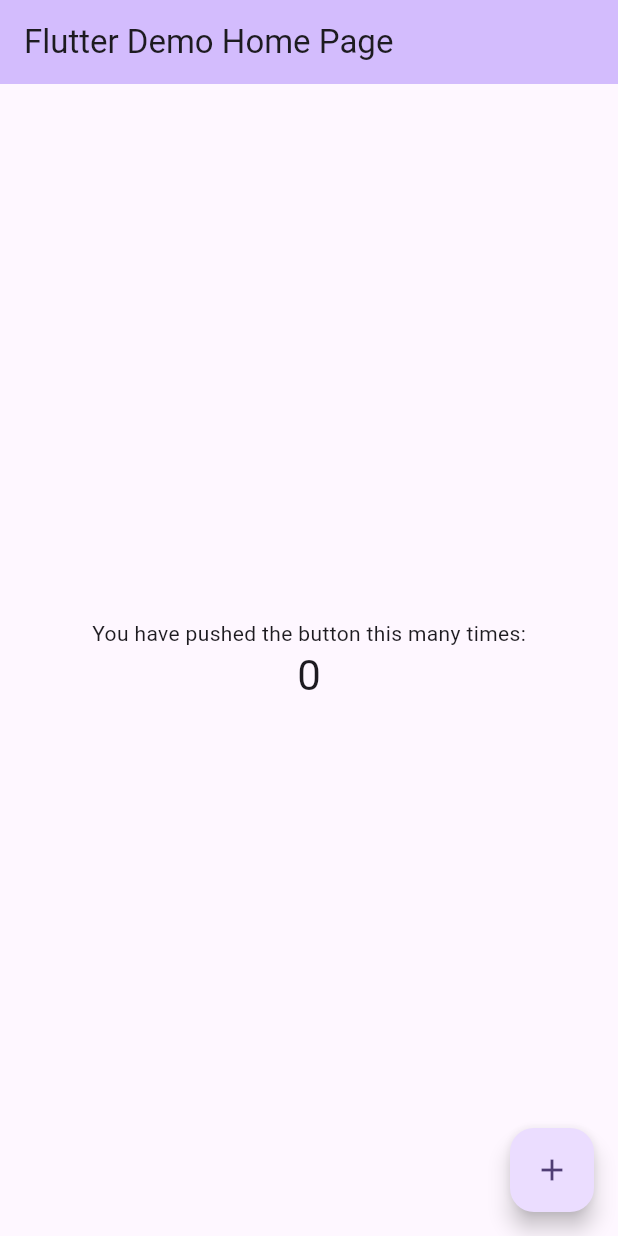
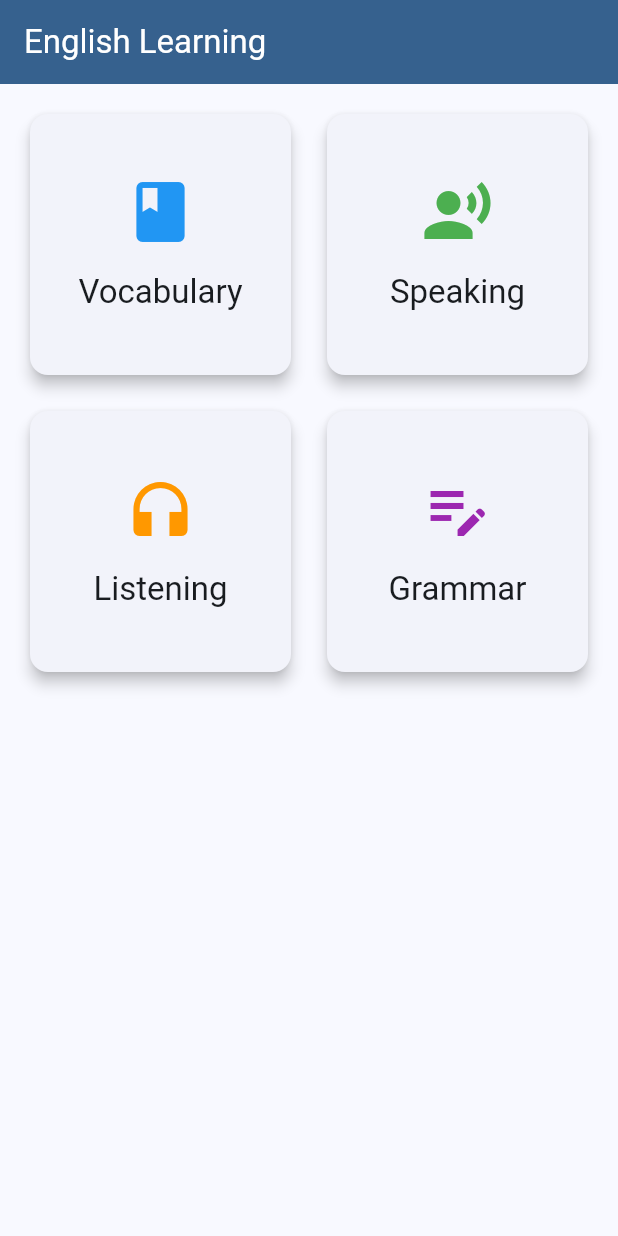
Before and after one commit to wl-chase-1/english_learning_app, a Flutter app: the screen it shows after launch, on a phone screen of 412 x 824 dp. Run offline on Flutter 3.47's test engine with Material 3 defaults, Android fonts, the phone set to English and light mode, and no system bars.

Commit message:
refactor: update app title and restructure main page layout

```diff
--- a/lib/main.dart
+++ b/lib/main.dart
@@ -7,116 +7,106 @@ void main() {
 class MyApp extends StatelessWidget {
   const MyApp({super.key});
 
-  // This widget is the root of your application.
   @override
   Widget build(BuildContext context) {
     return MaterialApp(
-      title: 'Flutter Demo',
+      title: 'English Learning App',
       theme: ThemeData(
-        // This is the theme of your application.
-        //
-        // TRY THIS: Try running your application with "flutter run". You'll see
-        // the application has a purple toolbar. Then, without quitting the app,
-        // try changing the seedColor in the colorScheme below to Colors.green
-        // and then invoke "hot reload" (save your changes or press the "hot
-        // reload" button in a Flutter-supported IDE, or press "r" if you used
-        // the command line to start the app).
-        //
-        // Notice that the counter didn't reset back to zero; the application
-        // state is not lost during the reload. To reset the state, use hot
-        // restart instead.
-        //
-        // This works for code too, not just values: Most code changes can be
-        // tested with just a hot reload.
-        colorScheme: ColorScheme.fromSeed(seedColor: Colors.deepPurple),
+        colorScheme: ColorScheme.fromSeed(seedColor: Colors.blue),
+        useMaterial3: true,
       ),
-      home: const MyHomePage(title: 'Flutter Demo Home Page'),
+      home: const HomePage(),
     );
   }
 }
 
-class MyHomePage extends StatefulWidget {
-  const MyHomePage({super.key, required this.title});
-
-  // This widget is the home page of your application. It is stateful, meaning
-  // that it has a State object (defined below) that contains fields that affect
-  // how it looks.
-
-  // This class is the configuration for the state. It holds the values (in this
-  // case the title) provided by the parent (in this case the App widget) and
-  // used by the build method of the State. Fields in a Widget subclass are
-  // always marked "final".
-
-  final String title;
-
-  @override
-  State<MyHomePage> createState() => _MyHomePageState();
-}
-
-class _MyHomePageState extends State<MyHomePage> {
-  int _counter = 0;
-
-  void _incrementCounter() {
-    setState(() {
-      // This call to setState tells the Flutter framework that something has
-      // changed in this State, which causes it to rerun the build method below
-      // so that the display can reflect the updated values. If we changed
-      // _counter without calling setState(), then the build method would not be
-      // called again, and so nothing would appear to happen.
-      _counter++;
-    });
-  }
+class HomePage extends StatelessWidget {
+  const HomePage({super.key});
 
   @override
   Widget build(BuildContext context) {
-    // This method is rerun every time setState is called, for instance as done
-    // by the _incrementCounter method above.
-    //
-    // The Flutter framework has been optimized to make rerunning build methods
-    // fast, so that you can just rebuild anything that needs updating rather
-    // than having to individually change instances of widgets.
     return Scaffold(
       appBar: AppBar(
-        // TRY THIS: Try changing the color here to a specific color (to
-        // Colors.amber, perhaps?) and trigger a hot reload to see the AppBar
-        // change color while the other colors stay the same.
-        backgroundColor: Theme.of(context).colorScheme.inversePrimary,
-        // Here we take the value from the MyHomePage object that was created by
-        // the App.build method, and use it to set our appbar title.
-        title: Text(widget.title),
+        title: const Text('English Learning'),
+        backgroundColor: Theme.of(context).colorScheme.primary,
+        foregroundColor: Colors.white,
       ),
-      body: Center(
-        // Center is a layout widget. It takes a single child and positions it
-        // in the middle of the parent.
-        child: Column(
-          // Column is also a layout widget. It takes a list of children and
-          // arranges them vertically. By default, it sizes itself to fit its
-          // children horizontally, and tries to be as tall as its parent.
-          //
-          // Column has various properties to control how it sizes itself and
-          // how it positions its children. Here we use mainAxisAlignment to
-          // center the children vertically; the main axis here is the vertical
-          // axis because Columns are vertical (the cross axis would be
-          // horizontal).
-          //
-          // TRY THIS: Invoke "debug painting" (choose the "Toggle Debug Paint"
-          // action in the IDE, or press "p" in the console), to see the
-          // wireframe for each widget.
-          mainAxisAlignment: MainAxisAlignment.center,
-          children: <Widget>[
-            const Text('You have pushed the button this many times:'),
-            Text(
-              '$_counter',
-              style: Theme.of(context).textTheme.headlineMedium,
+      body: Padding(
+        padding: const EdgeInsets.all(16.0),
+        child: GridView.count(
+          crossAxisCount: 2,
+          mainAxisSpacing: 16.0,
+          crossAxisSpacing: 16.0,
+          children: [
+            _buildFeatureCard(
+              context,
+              icon: Icons.book,
+              title: 'Vocabulary',
+              color: Colors.blue,
+              onTap: () {
+                // TODO: Navigate to vocabulary page
+              },
+            ),
+            _buildFeatureCard(
+              context,
+              icon: Icons.record_voice_over,
+              title: 'Speaking',
+              color: Colors.green,
+              onTap: () {
+                // TODO: Navigate to speaking practice page
+              },
+            ),
+            _buildFeatureCard(
+              context,
+              icon: Icons.headphones,
+              title: 'Listening',
+              color: Colors.orange,
+              onTap: () {
+                // TODO: Navigate to listening practice page
+              },
+            ),
+            _buildFeatureCard(
+              context,
+              icon: Icons.edit_note,
+              title: 'Grammar',
+              color: Colors.purple,
+              onTap: () {
+                // TODO: Navigate to grammar page
+              },
             ),
           ],
         ),
       ),
-      floatingActionButton: FloatingActionButton(
-        onPressed: _incrementCounter,
-        tooltip: 'Increment',
-        child: const Icon(Icons.add),
-      ), // This trailing comma makes auto-formatting nicer for build methods.
+    );
+  }
+
+  Widget _buildFeatureCard(
+    BuildContext context, {
+    required IconData icon,
+    required String title,
+    required Color color,
+    required VoidCallback onTap,
+  }) {
+    return Card(
+      elevation: 4,
+      child: InkWell(
+        onTap: onTap,
+        child: Column(
+          mainAxisAlignment: MainAxisAlignment.center,
+          children: [
+            Icon(
+              icon,
+              size: 48,
+              color: color,
+            ),
+            const SizedBox(height: 16),
+            Text(
+              title,
+              style: Theme.of(context).textTheme.titleLarge,
+            ),
+          ],
+        ),
+      ),
     );
   }
 }
```
